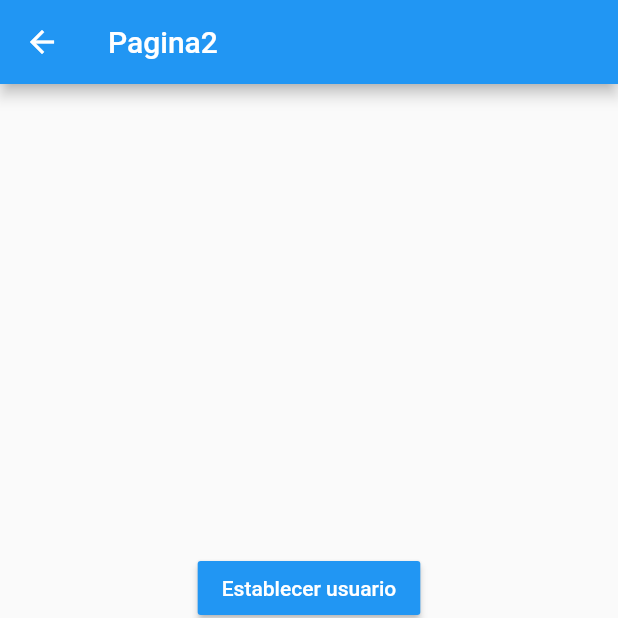
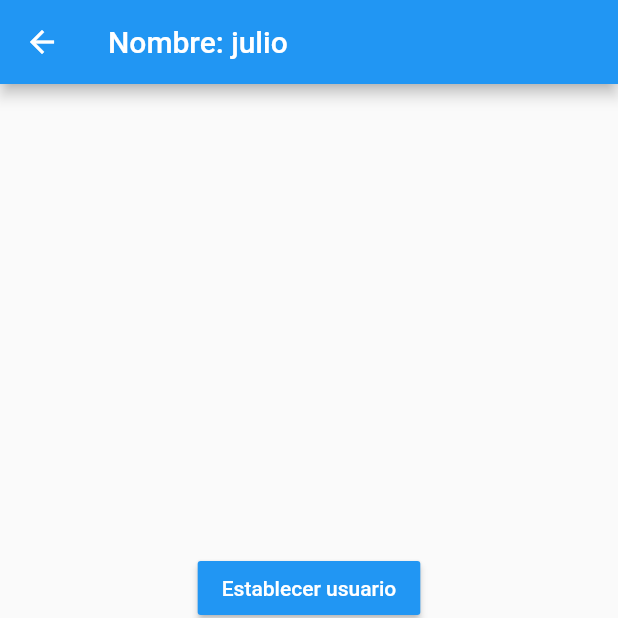
Before and after one commit to JuliioAlbert/estados, a Flutter app: the Pagina2Page screen opened by its route, after a tap on "Establecer usuario", on a phone screen of 412 x 824 dp, the top half of it. Run offline on Flutter 3.47's test engine with Material 2 defaults, Android fonts, the phone set to English and light mode, and no system bars; accounts and stored records are empty.

```diff
--- a/lib/models/usuario_model.dart
+++ b/lib/models/usuario_model.dart
@@ -9,4 +9,7 @@ class Usuario {
   Usuario({this.nombre, this.edad, this.profesiones});
 
 
+
+
+
 }
--- a/lib/pages/pagina1_page.dart
+++ b/lib/pages/pagina1_page.dart
@@ -1,13 +1,22 @@
+import 'package:estados/models/usuario_model.dart';
+import 'package:estados/services/usuario_service.dart';
 import 'package:flutter/material.dart';
+import 'package:provider/provider.dart';
 
 class Pagina1Page extends StatelessWidget {
   @override
   Widget build(BuildContext context) {
+    final usuarioService = Provider.of<UsuarioService>(context);
     return Scaffold(
       appBar: AppBar(
         title: Text('Pagina1'),
+        actions: [
+          IconButton(icon: Icon(Icons.exit_to_app),
+          onPressed: ()=>usuarioService.removerUsuario())
+        ],
       ),
-      body: InformacionUsuario(),
+      body: usuarioService.isExUsuario ? InformacionUsuario(usuario:usuarioService.usuario) : Center(child: Text('No hay usuario Seleccionado'),)
+      ,
       floatingActionButton: FloatingActionButton(
         child: Icon(Icons.ac_unit),
         onPressed: () => Navigator.pushNamed(context, 'pagina2'),
@@ -17,6 +26,9 @@ class Pagina1Page extends StatelessWidget {
 }
 
 class InformacionUsuario extends StatelessWidget {
+  final Usuario usuario;
+  InformacionUsuario({this.usuario});
+
   @override
   Widget build(BuildContext context) {
     return Container(
@@ -32,25 +44,24 @@ class InformacionUsuario extends StatelessWidget {
           ),
           Divider(),
           ListTile(
-            title: Text('Nombre'),
+            title: Text('Nombre: ${usuario.nombre}'),
           ),
           ListTile(
-            title: Text('Edad'),
+            title: Text('Edad ${usuario.edad}'),
           ),
           Text(
             'Profesiones',
             style: TextStyle(fontSize: 18, fontWeight: FontWeight.bold),
           ),
           Divider(),
-           ListTile(
-            title: Text('Profesion 1'),
-          ),
-          ListTile(
-            title: Text('Profesion 2'),
-          ),
-          ListTile(
-            title: Text('Profesion 3'),
-          ),
+
+          ...usuario.profesiones.map(
+            (profesion) => ListTile(title: Text('$profesion'),)
+            ).toList()
+          //  ListTile(
+          //   title: Text('Profesion 1'),
+          // ),
+
 
 
 
--- a/lib/pages/pagina2_page.dart
+++ b/lib/pages/pagina2_page.dart
@@ -1,27 +1,34 @@
+import 'package:estados/models/usuario_model.dart';
+import 'package:estados/services/usuario_service.dart';
 import 'package:flutter/material.dart';
+import 'package:provider/provider.dart';
 
 
 class Pagina2Page extends StatelessWidget {
 
   @override
   Widget build(BuildContext context) {
+    final usuarioService = Provider.of<UsuarioService>(context);
     return Scaffold(
        appBar: AppBar(
-        title: Text('Pagina2'),
+        title: usuarioService.isExUsuario ? Text('Nombre: ${usuarioService.usuario.nombre}') : Text('Pagina2'),
       ),
       body: Center(
         child: Column(
           mainAxisAlignment: MainAxisAlignment.center,
           children: [
-            MaterialButton(onPressed: (){},
+            MaterialButton(onPressed: (){
+              final usuario = new Usuario(nombre: "julio", edad: 22, profesiones: ['Developer', 'Gamer']);
+              usuarioService.usuario=(usuario);
+            },
             color: Colors.blue,
             child: Text('Establecer usuario', style: TextStyle(color: Colors.white),),
             ),
-            MaterialButton(onPressed: (){},
+            MaterialButton(onPressed: () => usuarioService.cambiarEdad(23),
             color: Colors.blue,
             child: Text('Cambiar Edad', style: TextStyle(color: Colors.white),),
             ),
-            MaterialButton(onPressed: (){},
+            MaterialButton(onPressed: () =>usuarioService.agregarProfesion(),
             color: Colors.blue,
             child: Text('Añadir Profesion', style: TextStyle(color: Colors.white),),
             ),
--- /dev/null
+++ b/lib/services/usuario_service.dart
@@ -0,0 +1,35 @@
+
+
+
+import 'package:estados/models/usuario_model.dart';
+import 'package:flutter/material.dart';
+
+class UsuarioService with ChangeNotifier {
+  Usuario _usuario;
+
+  Usuario get usuario => this._usuario;
+
+  bool get isExUsuario => (this._usuario != null ? true : false);
+
+  set usuario(Usuario user){
+    this._usuario= user;
+    notifyListeners();
+  }
+
+  void cambiarEdad(int edad ){
+    this._usuario.edad=edad;
+    notifyListeners();
+  }
+
+  void removerUsuario(){
+    this._usuario=null;
+    notifyListeners();
+  }
+
+  void agregarProfesion(){
+    this.usuario.profesiones.add('Profesion ${this.usuario.profesiones.length+1}');
+    notifyListeners();
+  }
+
+
+}
--- a/pubspec.yaml
+++ b/pubspec.yaml
@@ -28,6 +28,7 @@ dependencies:
   # The following adds the Cupertino Icons font to your application.
   # Use with the CupertinoIcons class for iOS style icons.
   cupertino_icons: ^1.0.2
+  provider: ^5.0.0
 
 dev_dependencies:
   flutter_test:
```
Also changed, not shown: lib/main.dart (+8 -1 lines), pubspec.lock.
